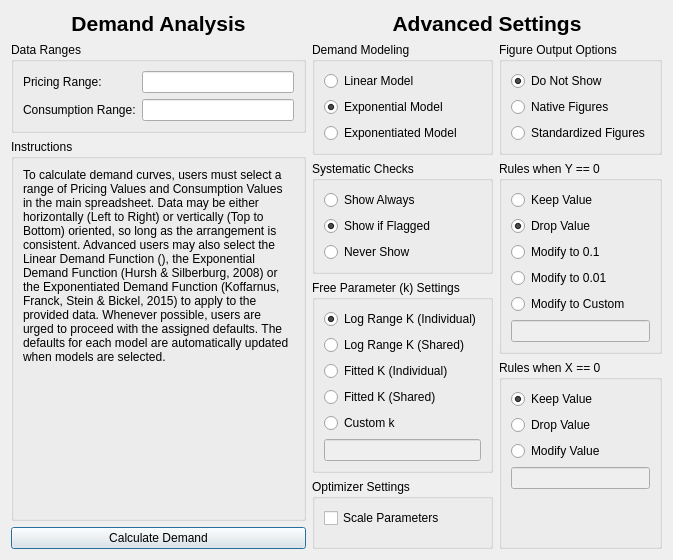
miyamot0/DemandCalculatorQT, file demandsettingsdialog.ui: the form before one commit.
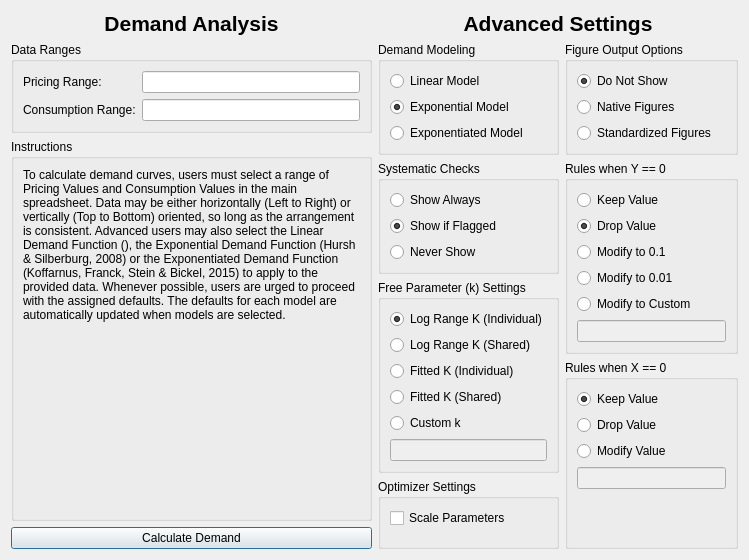
The form after the commit.

Commit message: mac layout tweaks

Diff of the .ui file:
```diff
--- a/demandsettingsdialog.ui
+++ b/demandsettingsdialog.ui
@@ -6,7 +6,7 @@
    <rect>
     <x>0</x>
     <y>0</y>
-    <width>673</width>
+    <width>749</width>
     <height>560</height>
    </rect>
   </property>
```
Left out of the diff: 1 changed line with no effect on the pictures.
